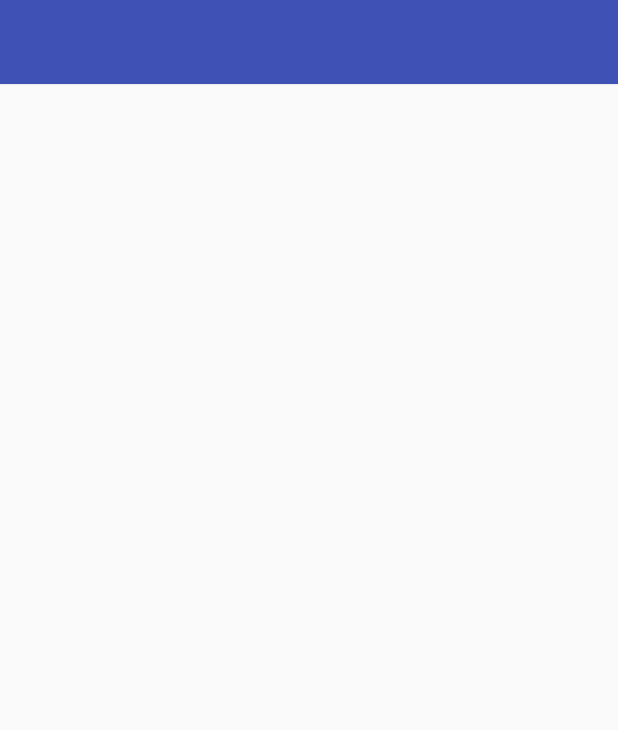
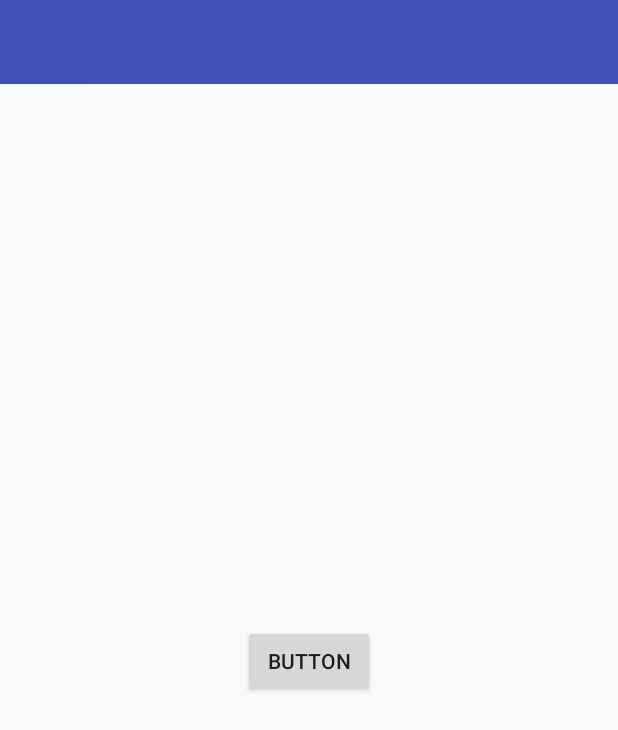
Before and after one commit to diolatzis/MyTemplate, an Android app: the screen it shows after launch (MainActivity), on a phone screen of 412 x 824 dp. Shown: the top 730 px of the screen. Run offline under Robolectric (Android 15) with nearby library versions, the phone set to English and light mode, and no system bars.

Commit message:
Main fragment and toolbar fixes

```diff
--- a/app/src/main/java/com/diol/apps/mytemplate/view/activity/MainActivity.java
+++ b/app/src/main/java/com/diol/apps/mytemplate/view/activity/MainActivity.java
@@ -3,11 +3,23 @@ package com.diol.apps.mytemplate.view.activity;
 import android.os.Bundle;
 
 import com.diol.apps.mytemplate.view.activity.base.BaseActivity;
+import com.diol.apps.mytemplate.view.fragment.MainFragment;
 
 public class MainActivity extends BaseActivity {
+
+    static final String MAIN_FRAGMENT_TAG="MAIN_FRAGMENT_TAG";
 
     @Override
     protected void onCreate(Bundle savedInstanceState) {
         super.onCreate(savedInstanceState);
+        showToolbar();
+        addMainFragment();
+    }
+
+    private void addMainFragment()
+    {
+        MainFragment fragment = MainFragment.newInstance();
+
+        loadNewFragment(fragment,false,MAIN_FRAGMENT_TAG);
     }
 }
--- a/app/src/main/java/com/diol/apps/mytemplate/view/activity/base/BaseActivity.java
+++ b/app/src/main/java/com/diol/apps/mytemplate/view/activity/base/BaseActivity.java
@@ -1,9 +1,24 @@
 package com.diol.apps.mytemplate.view.activity.base;
 
+import android.animation.ObjectAnimator;
+import android.animation.ValueAnimator;
+import android.app.Fragment;
+import android.app.FragmentTransaction;
 import android.os.Bundle;
+import android.support.v4.app.FragmentContainer;
 import android.support.v7.app.AppCompatActivity;
+import android.support.v7.widget.Toolbar;
+import android.view.ViewGroup;
+import android.view.animation.DecelerateInterpolator;
+import android.widget.FrameLayout;
+import android.widget.RelativeLayout;
 
 import com.diol.apps.mytemplate.R;
+import com.diol.apps.mytemplate.utility.Utils;
+
+import okhttp3.internal.Util;
+
+import static android.widget.RelativeLayout.BELOW;
 
 /**
  * Created by diola on 23/8/2017.
@@ -11,11 +26,87 @@ import com.diol.apps.mytemplate.R;
 
 public class BaseActivity extends AppCompatActivity {
 
+    FrameLayout fragmentContainer;
+    Toolbar toolbar;
+    public boolean visibleToolbar = false;
 
     @Override
     protected void onCreate(Bundle savedInstanceState) {
         super.onCreate(savedInstanceState);
         setContentView(R.layout.activity_base);
+        bindViews();
+
+
+    }
+
+    private void bindViews()
+    {
+        fragmentContainer = (FrameLayout) findViewById(R.id.fragment_container);
+        toolbar = (Toolbar) findViewById(R.id.toolbar);
+    }
+
+    //Toolbar
+
+    public void showToolbar()
+    {
+        Utils.doOnceOnGlobalLayoutOfView(toolbar, new Runnable() {
+            @Override
+            public void run() {
+                //Move the toolbar
+                moveToolbar((int) (-toolbar.getY()));
+                visibleToolbar = true;
+            }
+        });
+        toolbar.requestLayout();
+
+    }
+
+    public void hideToolbar()
+    {
+        Utils.doOnceOnGlobalLayoutOfView(toolbar, new Runnable() {
+            @Override
+            public void run() {
+                //Move the toolbar
+                moveToolbar((int) (-toolbar.getHeight()-toolbar.getY()));
+                visibleToolbar = false;
+            }
+        });
+        toolbar.requestLayout();
+    }
+
+    private void moveToolbar(final int y)
+    {
+        final int fragmentContainerTopMargin = ((RelativeLayout.LayoutParams)fragmentContainer.getLayoutParams()).topMargin;
+
+        ObjectAnimator moveToolbar = ObjectAnimator.ofFloat(toolbar,"y",toolbar.getY() + y);
+        moveToolbar.setDuration(getResources().getInteger(R.integer.slide_duration));
+        moveToolbar.setAutoCancel(true);
+        moveToolbar.setInterpolator(new DecelerateInterpolator(2));
+        moveToolbar.addUpdateListener(new ValueAnimator.AnimatorUpdateListener() {
+            @Override
+            public void onAnimationUpdate(ValueAnimator animation) {
+                float percent = animation.getAnimatedFraction();
+
+                RelativeLayout.LayoutParams params = (RelativeLayout.LayoutParams) fragmentContainer.getLayoutParams();
+                params.setMargins(params.leftMargin, (int) (fragmentContainerTopMargin + percent*y),params.rightMargin,params.bottomMargin);
+                fragmentContainer.setLayoutParams(params);
+            }
+        });
+        moveToolbar.start();
+
+
+    }
+
+    //Fragment
+
+    public void loadNewFragment(Fragment newFragment, boolean addToStack, String tag)
+    {
+        FragmentTransaction transaction = getFragmentManager().beginTransaction();
+        transaction.replace(R.id.fragment_container,newFragment,tag);
+
+        if(addToStack) transaction.addToBackStack(tag);
+
+        transaction.commit();
     }
 
 }
--- /dev/null
+++ b/app/src/main/java/com/diol/apps/mytemplate/view/fragment/MainFragment.java
@@ -0,0 +1,57 @@
+package com.diol.apps.mytemplate.view.fragment;
+
+import android.app.Fragment;
+import android.os.Bundle;
+import android.support.annotation.Nullable;
+import android.view.LayoutInflater;
+import android.view.View;
+import android.view.ViewGroup;
+import android.widget.Button;
+
+import com.diol.apps.mytemplate.R;
+import com.diol.apps.mytemplate.view.activity.base.BaseActivity;
+
+/**
+ * Created by stavros.diolatzis on 8/3/2017.
+ */
+
+public class MainFragment extends Fragment {
+
+    private Button btnMain;
+
+    public static MainFragment newInstance() {return new MainFragment();}
+
+    @Override
+    public void onCreate(@Nullable Bundle savedInstanceState) {
+        super.onCreate(savedInstanceState);
+    }
+
+    @Nullable
+    @Override
+    public View onCreateView(LayoutInflater inflater, @Nullable ViewGroup container, @Nullable Bundle savedInstanceState) {
+        return inflater.inflate(R.layout.fragment_main,container,false);
+    }
+
+    @Override
+    public void onViewCreated(View view, @Nullable Bundle savedInstanceState) {
+        super.onViewCreated(view, savedInstanceState);
+        bindViews(view);
+        setViews();
+    }
+
+    private void bindViews(View v)
+    {
+        btnMain = (Button) v.findViewById(R.id.button);
+    }
+
+    private void setViews()
+    {
+        btnMain.setOnClickListener(new View.OnClickListener() {
+            @Override
+            public void onClick(View v) {
+                if(((BaseActivity)getActivity()).visibleToolbar) ((BaseActivity)getActivity()).hideToolbar();
+                else ((BaseActivity)getActivity()).showToolbar();
+            }
+        });
+    }
+}
--- a/app/src/main/res/layout/activity_base.xml
+++ b/app/src/main/res/layout/activity_base.xml
@@ -7,15 +7,16 @@
     <android.support.v7.widget.Toolbar
         android:id="@+id/toolbar"
         android:layout_width="match_parent"
-        android:layout_height="wrap_content"
+        android:layout_height="@dimen/toolbarHeight"
         android:elevation="@dimen/toolbarElevation"
+        android:layout_marginTop="@dimen/toolbarHeightNeg"
         android:background="@color/colorPrimary"
         app:titleTextColor="@color/white"/>
 
     <FrameLayout
-        android:layout_below="@+id/toolbar"
         android:id="@+id/fragment_container"
         android:layout_width="match_parent"
-        android:layout_height="match_parent"/>
-
+        android:layout_height="match_parent"
+        android:layout_alignParentTop="true"
+        android:layout_alignParentStart="true"/>
 </RelativeLayout>
--- /dev/null
+++ b/app/src/main/res/layout/fragment_main.xml
@@ -0,0 +1,13 @@
+<?xml version="1.0" encoding="utf-8"?>
+<RelativeLayout xmlns:android="http://schemas.android.com/apk/res/android"
+    android:orientation="vertical" android:layout_width="match_parent"
+    android:layout_height="match_parent">
+
+    <Button
+        android:id="@+id/button"
+        android:layout_width="wrap_content"
+        android:layout_height="wrap_content"
+        android:text="Button"
+        android:layout_centerVertical="true"
+        android:layout_centerHorizontal="true" />
+</RelativeLayout>
--- a/app/src/main/res/values/dimens.xml
+++ b/app/src/main/res/values/dimens.xml
@@ -8,6 +8,7 @@
 
     <!-- toolbar -->
     <dimen name="toolbarHeight">56dp</dimen>
+    <dimen name="toolbarHeightNeg">-57dp</dimen>
     <dimen name="toolbarExtendedHeight">128dp</dimen>
     <dimen name="toolbarSubHeight">72dp</dimen>
     <dimen name="toolbarElevation">1dp</dimen>
--- a/app/src/main/res/values/values.xml
+++ b/app/src/main/res/values/values.xml
@@ -1,7 +1,7 @@
 <?xml version="1.0" encoding="utf-8"?>
 <resources>
     <integer name="splash_duration">2000</integer>
-    <integer name="slide_duration">400</integer>
+    <integer name="slide_duration">4000</integer>
     <integer name="fade_duration">150</integer>
     <integer name="drawer_close_duration">50</integer>
     <integer name="ripple_duration">50</integer>
```
